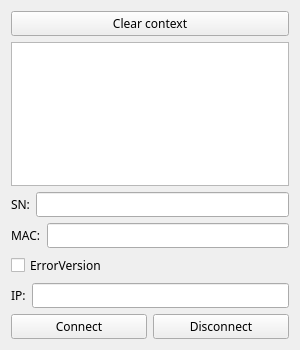
Above: Simulate_CCD_Client/widget.ui from wayneliu0512/Robot_v1 before the change. Below: the same form after it.
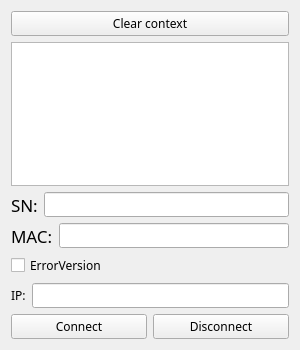
That is the form after the change.

The edit to the form file:
```diff
--- a/Simulate_CCD_Client/widget.ui
+++ b/Simulate_CCD_Client/widget.ui
@@ -28,7 +28,7 @@
       <widget class="QLabel" name="label_2">
        <property name="font">
         <font>
-         <pointsize>9</pointsize>
+         <pointsize>13</pointsize>
         </font>
        </property>
        <property name="text">
@@ -47,7 +47,7 @@
       <widget class="QLabel" name="label_3">
        <property name="font">
         <font>
-         <pointsize>9</pointsize>
+         <pointsize>13</pointsize>
         </font>
        </property>
        <property name="text">
```
